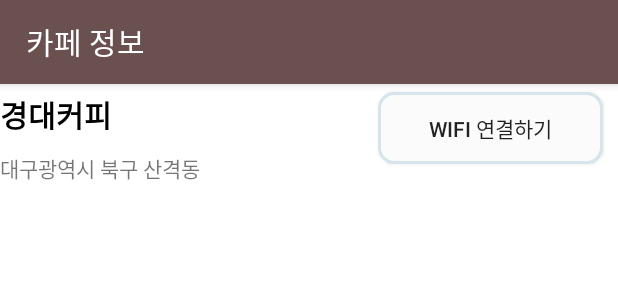
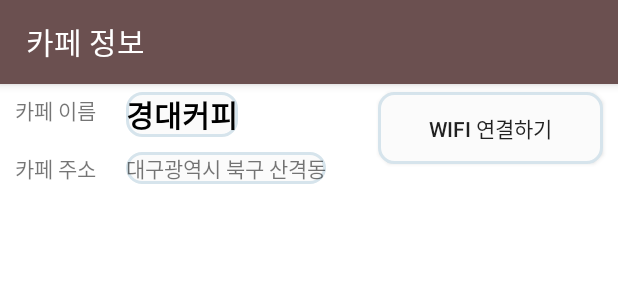
Before and after one commit to KIMTHE/KNU-CapstoneDesign-20212-Team10, an Android app: the layout activity_cafe_detail.xml on its own in the app's theme, with its tools: preview values and no code run, on a phone screen of 412 x 824 dp. Shown: the top 300 px of the screen. Run offline under Robolectric (Android 15) with nearby library versions, the phone set to English and light mode, and no system bars.

Commit message:
[STYLE] : Update cafe detail UI
- 카페 상세 정보 UI 수정, border와 글자가 겹치는 문제 있어서 수정필요

```diff
--- a/android/app/src/main/res/layout/activity_cafe_detail.xml
+++ b/android/app/src/main/res/layout/activity_cafe_detail.xml
@@ -36,10 +36,25 @@
             android:layout_height="wrap_content">
 
             <TextView
-                android:layout_marginTop="5dp"
+                android:layout_marginLeft="10dp"
+                android:id="@+id/just_txt_cafe_name"
+                android:layout_width="wrap_content"
+                android:layout_height="wrap_content"
+                android:layout_alignTop="@id/text_cafe_name"
+                android:layout_alignBottom="@id/text_cafe_name"
+                android:layout_alignParentLeft="true"
+                android:layout_alignParentTop="true"
+                android:layout_marginRight="20dp"
+                android:gravity="center"
+                android:text="카페 이름" />
+
+            <TextView
+                android:background="@drawable/border_round_stroke"
+                android:layout_toRightOf="@id/just_txt_cafe_name"
                 android:id="@+id/text_cafe_name"
                 android:layout_width="wrap_content"
                 android:layout_height="wrap_content"
+                android:layout_marginTop="5dp"
                 android:textColor="@color/black"
                 android:textSize="20sp"
                 android:textStyle="bold"
@@ -48,11 +63,25 @@
                 tools:text="경대커피" />
 
             <TextView
-                android:id="@+id/text_cafe_address"
-                android:layout_below="@id/text_cafe_name"
+                android:layout_marginLeft="10dp"
+                android:layout_below="@id/just_txt_cafe_name"
+                android:gravity="center"
+                android:layout_marginRight="20dp"
+                android:layout_alignTop="@id/text_cafe_address"
+                android:layout_alignBottom="@id/text_cafe_address"
+                android:id="@+id/just_txt_cafe_address"
                 android:layout_width="wrap_content"
                 android:layout_height="wrap_content"
+                android:text="카페 주소" />
+
+            <TextView
+                android:id="@+id/text_cafe_address"
+                android:layout_width="wrap_content"
+                android:layout_height="wrap_content"
+                android:layout_below="@id/text_cafe_name"
                 android:layout_marginTop="10dp"
+                android:layout_toRightOf="@id/just_txt_cafe_address"
+                android:background="@drawable/border_round_stroke"
                 app:layout_constraintStart_toStartOf="parent"
                 app:layout_constraintTop_toBottomOf="@id/text_cafe_name"
                 tools:text="대구광역시 북구 산격동" />
--- a/android/app/src/main/res/layout/fragment_wifi.xml
+++ b/android/app/src/main/res/layout/fragment_wifi.xml
@@ -40,15 +40,14 @@
             android:layout_weight="5"
             android:weightSum="5"
             android:orientation="vertical"
-            android:background="@drawable/border"
+            android:background="@drawable/border_round_stroke"
             android:layout_margin="10dp">
 
             <ImageView
                 android:id="@+id/img_wifi"
                 android:layout_width="match_parent"
                 android:layout_height="0dp"
-                android:layout_weight="2"
-                 />
+                android:layout_weight="2" />
 
             <TextView
                 android:id="@+id/text_wifi_status"
```
